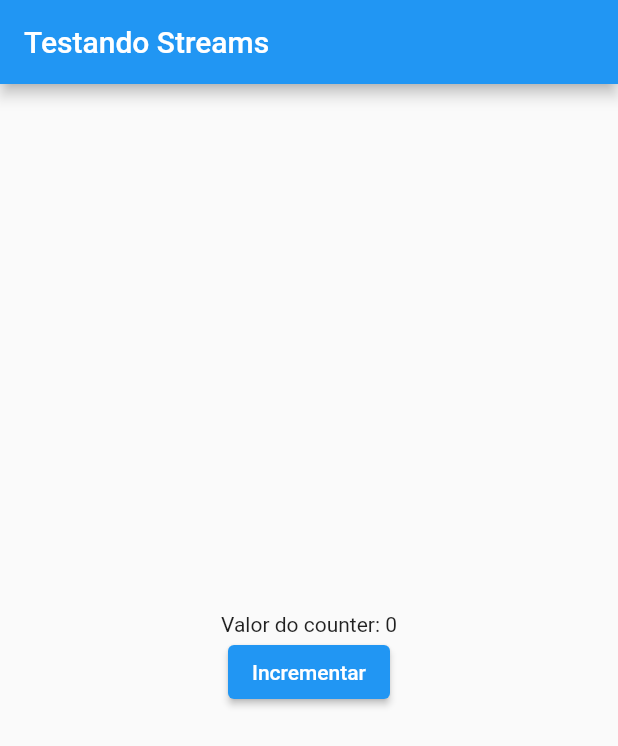
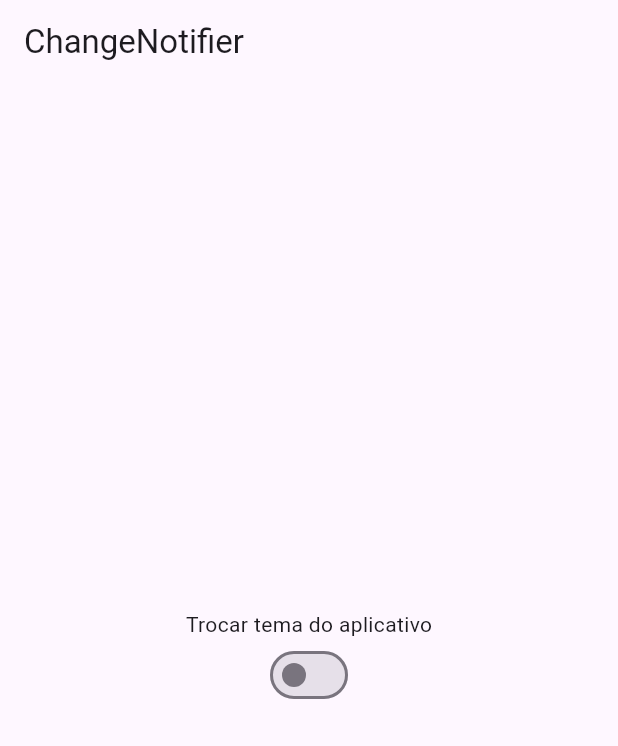
Before and after one commit to Andrelubambi/gerenciamneto_de_estado, a Flutter app: the screen it shows after launch, on a phone screen of 412 x 824 dp. Shown: the top 746 px of the screen. Run offline on Flutter 3.47's test engine with Material 3 defaults, Android fonts, the phone set to English and light mode, and no system bars.

Commit message:
feat(theme): change theme app with ChangeNotifier

```diff
--- a/lib/main.dart
+++ b/lib/main.dart
@@ -1,17 +1,28 @@
 import 'package:gerenciamento_de_estado/builders/stream_notifier_builder.dart';
 import 'package:gerenciamento_de_estado/controllers/stream_notifier_imp.dart';
 import 'package:flutter/material.dart';
+import 'package:gerenciamento_de_estado/presention/controllers/theme_controller.dart';
 
 void main() => runApp(const MyApp());
+
+final themeController = ThemeController();
 
 class MyApp extends StatelessWidget {
   const MyApp({super.key});
   @override
   Widget build(BuildContext context) {
-    return MaterialApp(
-      title: 'Flutter Demo',
-      theme: ThemeData(primarySwatch: Colors.blue, useMaterial3: false),
-      home: const MyHomePage(),
+    return ListenableBuilder(
+      listenable: themeController,
+      builder: (context, child) {
+        return MaterialApp(
+          title: 'Flutter Demo',
+          theme:
+              themeController.isDarkTheme
+                  ? ThemeData.dark()
+                  : ThemeData.light(),
+          home: const MyHomePage(),
+        );
+      },
     );
   }
 }
@@ -27,35 +38,40 @@ class _MyHomePageState extends State<MyHomePage> {
   final _counterNotifier = StreamNotifier(0);
 
   @override
+  void initState() {
+    themeController.addListener(callback);
+    super.initState();
+  }
+
+  void callback() {
+    setState(() {});
+  }
+
+  @override
   Widget build(BuildContext context) {
     Theme.of(context);
     return Scaffold(
-      appBar: AppBar(title: const Text("Testando Streams")),
+      appBar: AppBar(title: const Text("ChangeNotifier")),
       body: Center(
         child: Column(
           mainAxisAlignment: MainAxisAlignment.center,
           children: [
-            StreamNotifierBuilder(
-              listen: (context, state) {
-                ScaffoldMessenger.of(context).removeCurrentSnackBar();
-                ScaffoldMessenger.of(context).showSnackBar(
-                  SnackBar(content: Text("Valor emitido: $state")),
-                );
+            const Text("Trocar tema do aplicativo"),
+            Switch(
+              value: themeController.isDarkTheme,
+              onChanged: (value) {
+                themeController.toggleTheme();
               },
-              streamNotifier: _counterNotifier,
-              builder: (context, state) {
-                return Text("Valor do counter: ${_counterNotifier.state}");
-              },
-            ),
-            ElevatedButton(
-              onPressed: () {
-                _counterNotifier.emit(_counterNotifier.state + 1);
-              },
-              child: const Text("Incrementar"),
             ),
           ],
         ),
       ),
     );
   }
+
+  @override
+  void dispose() {
+    themeController.removeListener(callback);
+    super.dispose();
+  }
 }
```
Also changed, not shown: lib/presention/controllers/theme_controller.dart (added, +10 -0 lines).
